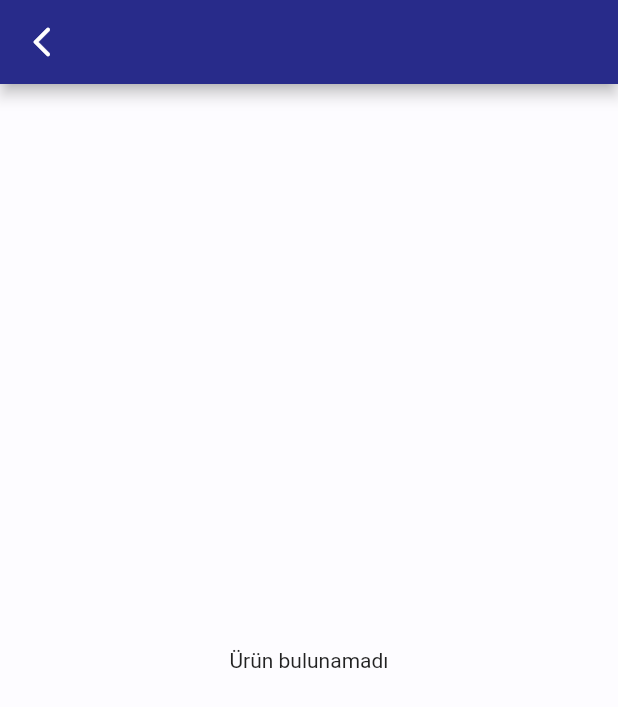
After one commit to edibesad/enelsis, a Flutter app: the ManageProductsView screen opened directly, on a phone screen of 412 x 824 dp. The commit adds this screen. Shown: the top 707 px of the screen. Run offline on Flutter 3.47's test engine with Material 2 defaults, Android fonts, the phone set to English and light mode, and no system bars; our stand-ins replace dio, flutter_screenutil, get; missing offline and left inert: mobile_scanner, omni_datetime_picker; Roboto replaces fonts that are missing (.AppleSystemUIFont).

Commit message:
manage_products bitti

```diff
--- a/lib/controller/machine_electronic_controller.dart
+++ b/lib/controller/machine_electronic_controller.dart
@@ -1,5 +1,5 @@
 import 'package:enelsis/models/machine_model.dart';
-import 'package:enelsis/models/product_model.dart';
+import 'package:enelsis/ui/profile/_subivew/manage_products/model/product_model.dart';
 import 'package:get/get.dart';
 
 class MachineElectronicPageController extends GetxController {
--- a/lib/controller/product_controller.dart
+++ b/lib/controller/product_controller.dart
@@ -1,6 +1,6 @@
 import 'dart:convert';
 
-import 'package:enelsis/models/product_model.dart';
+import 'package:enelsis/ui/profile/_subivew/manage_products/model/product_model.dart';
 import 'package:enelsis/services/abstract_service.dart';
 import 'package:enelsis/services/sim_service.dart';
 import 'package:get/get.dart';
--- a/lib/core/init/navigation/get_navigation_route.dart
+++ b/lib/core/init/navigation/get_navigation_route.dart
@@ -2,6 +2,7 @@ import 'package:enelsis/core/constants/navigation/navigation_constants.dart';
 import 'package:enelsis/ui/home/view/home_view.dart';
 import 'package:enelsis/ui/production/machine_details/view/machine_details_view.dart';
 import 'package:enelsis/ui/production/task_history/view/task_history_view.dart';
+import 'package:enelsis/ui/profile/_subivew/manage_products/_subview/edit_product/view/edit_product_view.dart';
 import 'package:enelsis/views/manage_task_page/screen/edit_task_screen.dart';
 import 'package:enelsis/views/manage_users_page/screen/edit_user_screen.dart';
 import 'package:get/get.dart';
@@ -11,7 +12,6 @@ import '../../../views/machines_electonic_page/screens/machine_electronic_detail
 import '../../../views/manage_machine_page/manage_machine_page.dart';
 import '../../../views/manage_machine_page/screen/edit_machine_screen.dart';
 import '../../../views/manage_products/manage_products.dart';
-import '../../../views/manage_products/screens/edit_product_screen.dart';
 import '../../../views/manage_users_page/manage_users_page.dart';
 import '../../../views/stocks_page/stocks_history/stocks_history.dart';
 
@@ -66,7 +66,7 @@ class GetNavigationRoute {
     ),
     GetPage(
       name: NavigationConstants.EDIT_PRODUCT,
-      page: () => const EditProductScreen(),
+      page: () => const EditProductView(),
     ),
     GetPage(
       name: NavigationConstants.STOCK_HISTORY,
--- a/lib/models/item_input_model.dart
+++ b/lib/models/item_input_model.dart
@@ -1,5 +1,5 @@
 import 'package:enelsis/models/input_model.dart';
-import 'package:enelsis/models/product_model.dart';
+import 'package:enelsis/ui/profile/_subivew/manage_products/model/product_model.dart';
 
 class ProductInputModel {
   InputModel input;
--- a/lib/product/widget/task_history_data_table.dart
+++ b/lib/product/widget/task_history_data_table.dart
@@ -19,6 +19,7 @@ class _TaskHistoryDataTableState extends State<TaskHistoryDataTable> {
   late RenderBox? overlay;
   @override
   Widget build(BuildContext context) {
+    overlay = Overlay.of(context).context.findRenderObject() as RenderBox;
     return GestureDetector(
       onTapDown: (details) {
         tapXY = details.globalPosition;
--- a/lib/models/product_model.dart
+++ b/lib/ui/profile/_subivew/manage_products/model/product_model.dart
@@ -1,4 +1,6 @@
 import 'dart:convert';
+
+import 'package:enelsis/core/base/model/base_model.dart';
 
 List<ProductModel> productModelFromJson(String str) => List<ProductModel>.from(
     json.decode(str).map((x) => ProductModel.fromJson(x)));
@@ -6,7 +8,7 @@ List<ProductModel> productModelFromJson(String str) => List<ProductModel>.from(
 String productModelToJson(List<ProductModel> data) =>
     json.encode(List<dynamic>.from(data.map((x) => x.toJson())));
 
-class ProductModel {
+class ProductModel extends BaseModel {
   int? id;
   String? name;
 
@@ -20,8 +22,12 @@ class ProductModel {
         name: json["name"],
       );
 
+  @override
   Map<String, dynamic> toJson() => {
         "id": id,
         "name": name,
       };
+
+  @override
+  fromJson(Map<String, dynamic> json) => ProductModel.fromJson(json);
 }
--- /dev/null
+++ b/lib/ui/profile/_subivew/manage_products/view/manage_product_view.dart
@@ -0,0 +1,44 @@
+import 'package:enelsis/core/base/view/base_view.dart';
+import 'package:enelsis/product/widget/loading_widget.dart';
+import 'package:enelsis/ui/profile/_subivew/manage_products/view_model/manage_products_view_model.dart';
+import 'package:flutter/material.dart';
+import 'package:get/get.dart';
+
+class ManageProductsView extends StatelessWidget {
+  const ManageProductsView({super.key});
+
+  @override
+  Widget build(BuildContext context) {
+    return BaseView(
+      viewModel: ManageProductsViewModel(),
+      onPageBuild: (context, viewModel) => Scaffold(
+        appBar: buildAppBar(viewModel),
+        body: buildBody(viewModel),
+      ),
+    );
+  }
+
+  buildAppBar(ManageProductsViewModel viewModel) => AppBar();
+
+  buildBody(ManageProductsViewModel viewModel) =>
+      Obx(() => viewModel.isLoading.value
+          ? const LoadingWidget()
+          : viewModel.products.isEmpty
+              ? const Center(
+                  child: Text("Ürün bulunamadı"),
+                )
+              : buildListView(viewModel));
+
+  buildListView(ManageProductsViewModel viewModel) => ListView.builder(
+        itemBuilder: (context, index) => buildListCard(viewModel, index),
+      );
+
+  ListTile buildListCard(ManageProductsViewModel viewModel, int index) {
+    return ListTile(
+      title: Text(viewModel.products[index].name!),
+      trailing: IconButton(
+          onPressed: () => viewModel.navigateToEdit(viewModel.products[index]),
+          icon: const Icon(Icons.edit)),
+    );
+  }
+}
--- /dev/null
+++ b/lib/ui/profile/_subivew/manage_products/view_model/manage_products_view_model.dart
@@ -0,0 +1,23 @@
+import 'package:enelsis/core/base/model/base_view_model.dart';
+import 'package:enelsis/core/constants/navigation/navigation_constants.dart';
+import 'package:flutter/material.dart';
+import 'package:get/get.dart';
+
+import '../model/product_model.dart';
+
+class ManageProductsViewModel extends BaseViewModel {
+  @override
+  void init() {}
+
+  @override
+  void setContext(BuildContext context) => viewModelContext = context;
+
+  RxList<ProductModel> products = RxList<ProductModel>.empty();
+
+  var isLoading = false.obs;
+
+  navigateToEdit(ProductModel product) {
+    navigation.navigateToPage(
+        path: NavigationConstants.EDIT_PRODUCT, data: product);
+  }
+}
--- a/lib/views/machines_electonic_page/machines_electronic_page.dart
+++ b/lib/views/machines_electonic_page/machines_electronic_page.dart
@@ -1,5 +1,6 @@
 import 'package:enelsis/controller/machine_electronic_controller.dart';
 import 'package:enelsis/controller/machines_controller.dart';
+import 'package:enelsis/product/widget/loading_widget.dart';
 import 'package:flutter/material.dart';
 import 'package:get/get.dart';
 
@@ -13,7 +14,7 @@ class MachinesElectronicPage extends StatelessWidget {
       future: machinesController.getMachinesByType(3),
       builder: (context, snapshot) {
         if (snapshot.connectionState == ConnectionState.waiting) {
-          return const Center(child: CircularProgressIndicator());
+          return const LoadingWidget();
         }
         if (snapshot.hasError) {
           return Center(
--- a/lib/views/machines_electonic_page/widgets/drop_down_future.dart
+++ b/lib/views/machines_electonic_page/widgets/drop_down_future.dart
@@ -1,6 +1,6 @@
 import 'package:enelsis/controller/machine_electronic_controller.dart';
 import 'package:enelsis/controller/product_controller.dart';
-import 'package:enelsis/models/product_model.dart';
+import 'package:enelsis/ui/profile/_subivew/manage_products/model/product_model.dart';
 import 'package:flutter/material.dart';
 import 'package:get/get.dart';
 
--- a/lib/views/manage_products/screens/edit_product_screen.dart
+++ b/lib/views/manage_products/screens/edit_product_screen.dart
@@ -1,4 +1,4 @@
-import 'package:enelsis/models/product_model.dart';
+import 'package:enelsis/ui/profile/_subivew/manage_products/model/product_model.dart';
 import 'package:enelsis/core/components/text_fields/custom_form_textfield.dart';
 import 'package:flutter/material.dart';
 import 'package:flutter_screenutil/flutter_screenutil.dart';
--- a/lib/views/manage_products/widgets/products_future.dart
+++ b/lib/views/manage_products/widgets/products_future.dart
@@ -1,7 +1,9 @@
 import 'package:enelsis/controller/product_controller.dart';
-import 'package:enelsis/models/product_model.dart';
+import 'package:enelsis/ui/profile/_subivew/manage_products/model/product_model.dart';
 import 'package:flutter/material.dart';
 import 'package:get/get.dart';
+
+import '../../../product/widget/loading_widget.dart';
 
 class ProductsFuture extends StatelessWidget {
   const ProductsFuture({super.key});
@@ -13,7 +15,7 @@ class ProductsFuture extends StatelessWidget {
       future: productController.getAllProducts(),
       builder: (context, snapshot) {
         if (snapshot.connectionState == ConnectionState.waiting) {
-          return const Center(child: CircularProgressIndicator());
+          return const LoadingWidget();
         }
         if (snapshot.hasError) {
           return Center(
--- a/lib/views/manage_task_page/manage_task_page.dart
+++ b/lib/views/manage_task_page/manage_task_page.dart
@@ -1,4 +1,5 @@
 import 'package:enelsis/controller/task_controller.dart';
+import 'package:enelsis/product/widget/loading_widget.dart';
 import 'package:enelsis/ui/production/_model/machine_task_model.dart';
 import 'package:enelsis/utils/widgets/tasks_table.dart';
 import 'package:flutter/material.dart';
@@ -19,7 +20,7 @@ class ManageTasksPage extends StatelessWidget {
         future: controller.getAllTasks(),
         builder: (context, snapshot) {
           if (snapshot.connectionState == ConnectionState.waiting) {
-            return const Center(child: CircularProgressIndicator());
+            return const LoadingWidget();
           }
           return TasksTable(snapshot.data!, admin);
         },
--- a/lib/views/manage_users_page/manage_users_page.dart
+++ b/lib/views/manage_users_page/manage_users_page.dart
@@ -1,5 +1,6 @@
 import 'package:enelsis/controller/user_controller.dart';
 import 'package:enelsis/product/model/user_model.dart';
+import 'package:enelsis/product/widget/loading_widget.dart';
 import 'package:enelsis/views/manage_users_page/widgets/user_card.dart';
 import 'package:flutter/material.dart';
 import 'package:get/get.dart';
@@ -18,7 +19,7 @@ class ManageUsersPage extends StatelessWidget {
           future: controller.getUsers(),
           builder: (context, snapshot) {
             if (snapshot.connectionState == ConnectionState.waiting) {
-              return const Center(child: CircularProgressIndicator());
+              return const LoadingWidget();
             }
             if (snapshot.hasError) {
               return const Center(
--- a/lib/views/stocks_page/stocks_query/widgets/query_results_future.dart
+++ b/lib/views/stocks_page/stocks_query/widgets/query_results_future.dart
@@ -1,5 +1,6 @@
 import 'package:enelsis/controller/item_controller.dart';
 import 'package:enelsis/models/item_model.dart';
+import 'package:enelsis/product/widget/loading_widget.dart';
 import 'package:enelsis/views/stocks_page/stocks_query/widgets/item_detail_future.dart';
 import 'package:flutter/material.dart';
 import 'package:flutter_screenutil/flutter_screenutil.dart';
@@ -15,7 +16,7 @@ class QueryResultsFuture extends StatelessWidget {
       future: itemController.getItemByName(query),
       builder: (context, snapshot) {
         if (snapshot.connectionState == ConnectionState.waiting) {
-          return const Center(child: CircularProgressIndicator());
+          return const LoadingWidget();
         } else if (snapshot.hasError) {
           return Text("Hata : ${snapshot.error}");
         } else if (snapshot.data!.isEmpty) {
```
Also changed, not shown: lib/product/widget/loading_widget.dart (added, +10 -0 lines), lib/ui/production/machine_details/view/machine_details_view.dart (+5 -5 lines), lib/ui/production/task_history/view/task_history_view.dart (+5 -9 lines), lib/ui/profile/_subivew/manage_products/_subview/edit_product/view/edit_product_view.dart (added, +68 -0 lines), lib/ui/profile/_subivew/manage_products/_subview/edit_product/view_model/edit_product_view_model.dart (added, +18 -0 lines).
